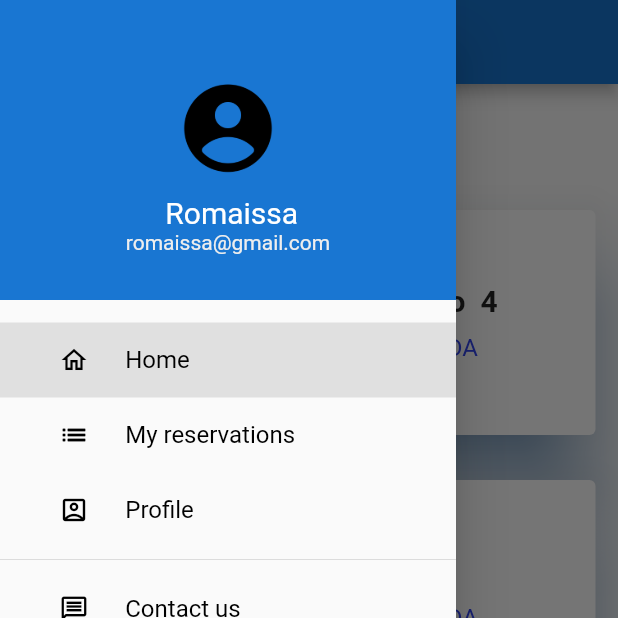
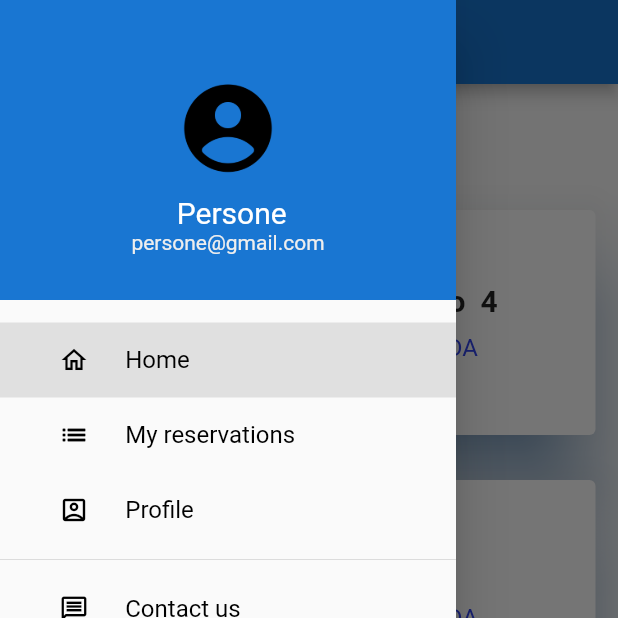
Before and after one commit to Romaissa-2021/first_project, a Flutter app: the screen it shows after launch, with the side drawer open, on a phone screen of 412 x 824 dp, the top half of it. Run offline on Flutter 3.47's test engine with Material 2 defaults, Android fonts, the phone set to English and light mode, and no system bars.

Commit message:
Update my_drawer_header.dart

```diff
--- a/lib/my_drawer_header.dart
+++ b/lib/my_drawer_header.dart
@@ -27,11 +27,11 @@ class _MyHeaderDrawerState extends State<MyHeaderDrawer> {
             ),
           ),
           Text(
-            "   Romaissa  ",
+            "   Persone  ",
             style: TextStyle(color: Colors.white, fontSize: 20),
           ),
           Text(
-            "romaissa@gmail.com",
+            "persone@gmail.com",
             style: TextStyle(
               color: Colors.grey[200],
               fontSize: 14,
```
